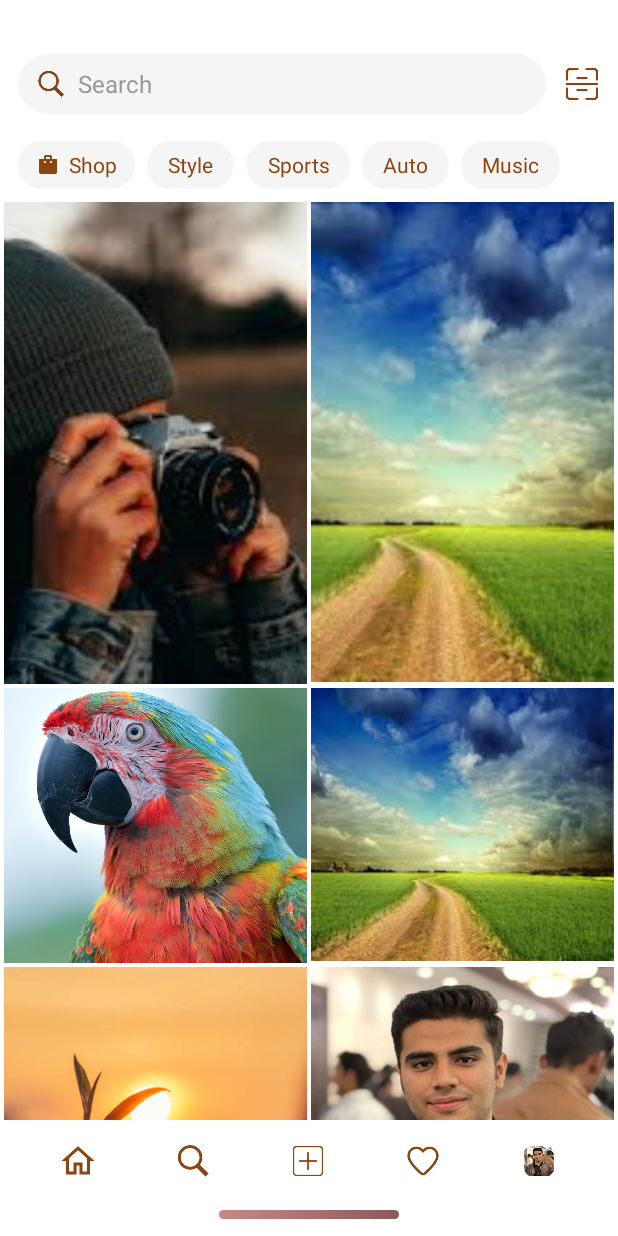
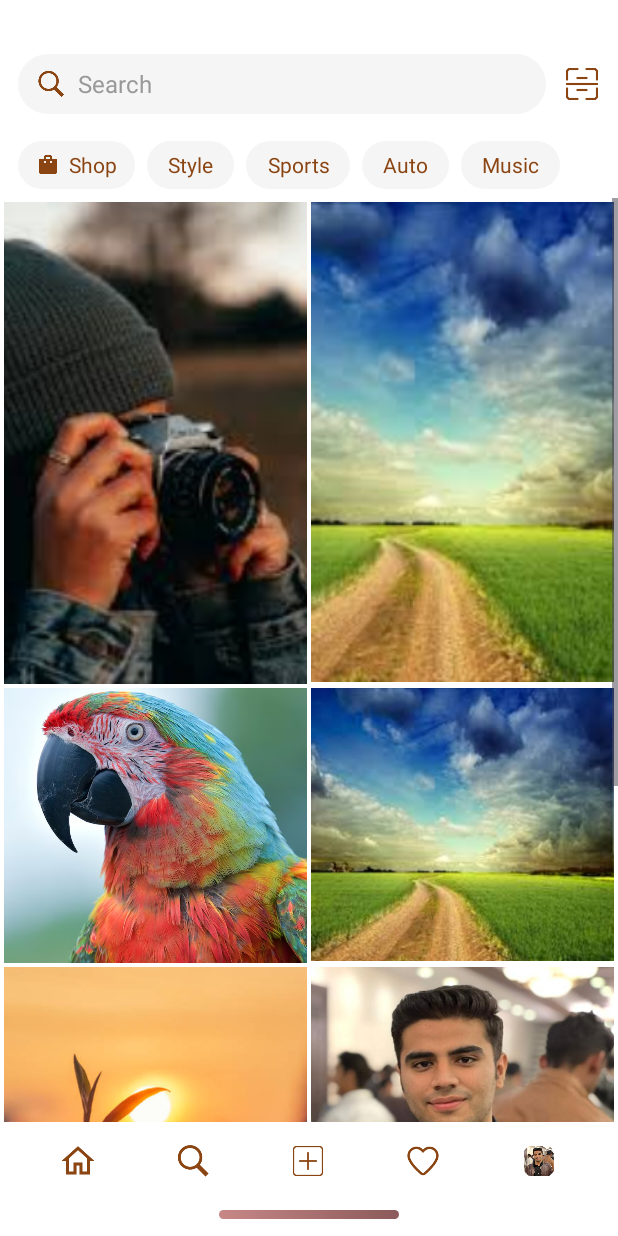
Before and after one commit to wajahat7777/Socially-App, an Android app: the layout page6.xml on its own in the app's theme, with its tools: preview values and no code run, on a phone screen of 412 x 824 dp. Run offline under Robolectric (Android 15) with nearby library versions, the phone set to English and light mode, and no system bars.

Commit message:
Make page 6 scrollable: Wrap GridLayout in ScrollView for better user experience

```diff
--- a/app/src/main/res/layout/page6.xml
+++ b/app/src/main/res/layout/page6.xml
@@ -167,17 +167,21 @@
         </LinearLayout>
     </HorizontalScrollView>
 
-    <!-- Image grid (no scrolling; constrained between chips and bottom nav) -->
-    <GridLayout
-        android:id="@+id/imageGrid"
+    <!-- Scrollable image grid -->
+    <ScrollView
         android:layout_width="match_parent"
         android:layout_height="0dp"
-        android:columnCount="2"
-        android:padding="1dp"
         app:layout_constraintBottom_toTopOf="@id/bottomNavigationLayout"
         app:layout_constraintEnd_toEndOf="parent"
         app:layout_constraintStart_toStartOf="parent"
         app:layout_constraintTop_toBottomOf="@id/categoryChips">
+
+        <GridLayout
+            android:id="@+id/imageGrid"
+            android:layout_width="match_parent"
+            android:layout_height="wrap_content"
+            android:columnCount="2"
+            android:padding="1dp">
 
         <!-- Large tile -->
         <ImageView
@@ -255,7 +259,8 @@
             android:contentDescription="grid_8"
             android:scaleType="centerCrop"
             android:src="@drawable/ic_launcher_foreground" />
-    </GridLayout>
+        </GridLayout>
+    </ScrollView>
 
     <!-- Bottom handle -->
     <include
```
